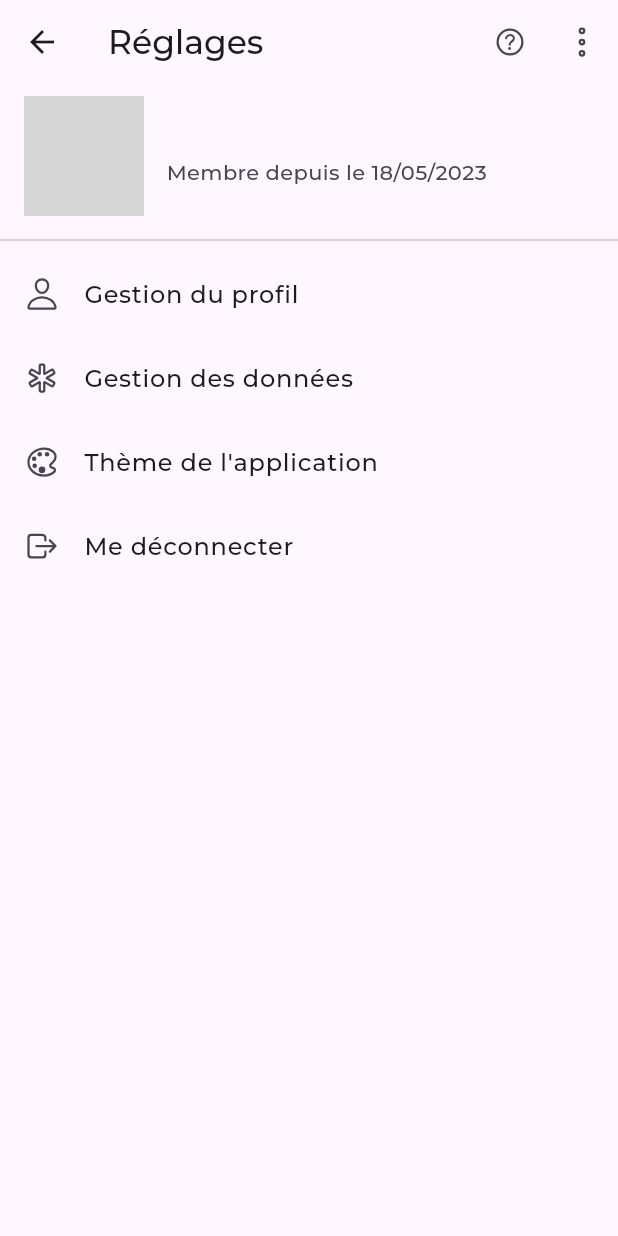
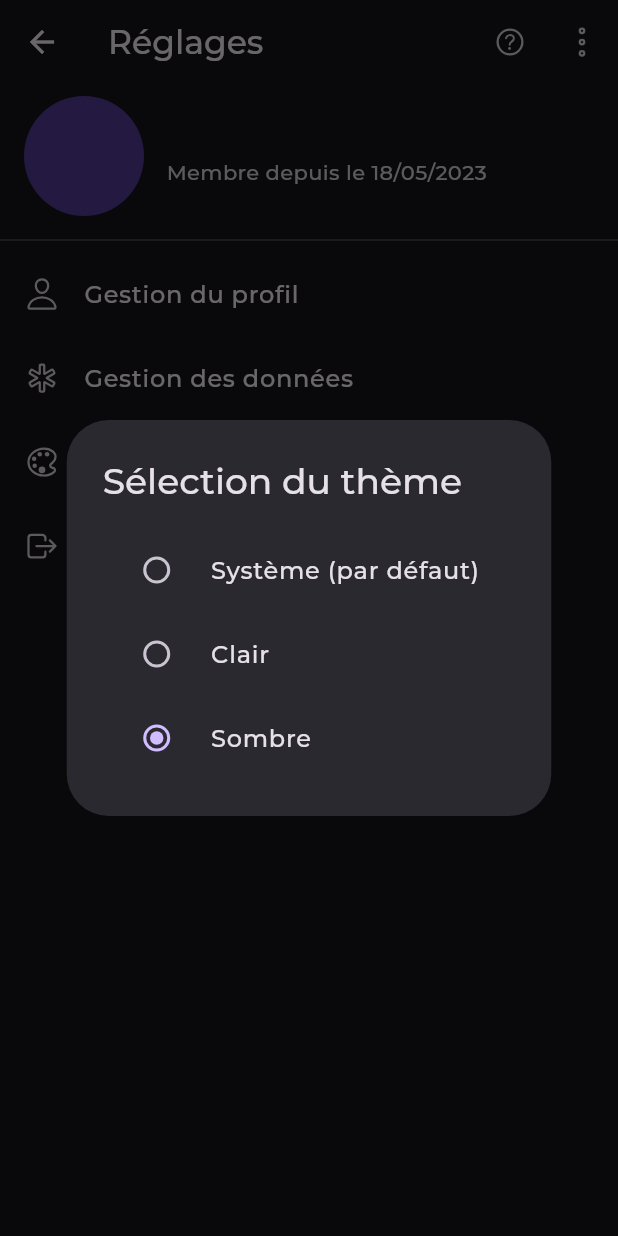
Before and after one commit to p1carats/morpheus-app, a Flutter app: the SettingsMainScreen screen opened directly, after a tap on an icon or button, on a phone screen of 412 x 824 dp. Run offline on Flutter 3.47's test engine with Material 2 defaults, Android fonts, the phone set to English and light mode, and no system bars; our stand-ins replace cloud_firestore, firebase_auth, firebase_core, go_router, ionicons, shared_preferences; missing offline and left inert: health; accounts and stored records are empty; network calls fail; grey boxes are pictures that could not be loaded.

Commit message:
y'a un thème qui marche............ j'en ai RÊVé...............

```diff
--- a/lib/main.dart
+++ b/lib/main.dart
@@ -5,6 +5,7 @@ import 'package:shared_preferences/shared_preferences.dart';
 import 'package:firebase_core/firebase_core.dart';
 import 'package:firebase_auth/firebase_auth.dart';
 
+import 'providers/theme_provider.dart';
 import 'providers/user_auth_provider.dart';
 import 'providers/user_data_provider.dart';
 import 'providers/dream_data_provider.dart';
@@ -30,6 +31,7 @@ void main() async {
   runApp(
     MultiProvider(
       providers: [
+        ChangeNotifierProvider(create: (_) => ThemeProvider()),
         ChangeNotifierProvider<UserAuthProvider>(
           create: (_) => UserAuthProvider(
               userAuthService:
--- /dev/null
+++ b/lib/providers/theme_provider.dart
@@ -0,0 +1,28 @@
+import 'package:flutter/material.dart';
+import 'package:shared_preferences/shared_preferences.dart';
+
+enum ThemeType { system, light, dark }
+
+class ThemeProvider extends ChangeNotifier {
+  ThemeType _themeType = ThemeType.system;
+
+  ThemeProvider() {
+    _loadThemeType();
+  }
+
+  ThemeType get themeType => _themeType;
+
+  void _loadThemeType() async {
+    SharedPreferences prefs = await SharedPreferences.getInstance();
+    int themeIndex = prefs.getInt('themeType') ?? 2;
+    _themeType = ThemeType.values[themeIndex];
+    notifyListeners();
+  }
+
+  void updateThemeType(ThemeType type) {
+    if (type != _themeType) {
+      _themeType = type;
+      notifyListeners();
+    }
+  }
+}
--- a/lib/ui/settings/settings_screen.dart
+++ b/lib/ui/settings/settings_screen.dart
@@ -4,6 +4,7 @@ import 'package:go_router/go_router.dart';
 import 'package:intl/intl.dart';
 import 'package:ionicons/ionicons.dart';
 
+import '../../providers/theme_provider.dart';
 import '../../providers/user_auth_provider.dart';
 
 class SettingsMainScreen extends StatefulWidget {
@@ -14,9 +15,16 @@ class SettingsMainScreen extends StatefulWidget {
 }
 
 class _SettingsMainScreenState extends State<SettingsMainScreen> {
+  final Map<ThemeType, String> themeTypeNames = {
+    ThemeType.light: 'Clair',
+    ThemeType.dark: 'Sombre',
+    ThemeType.system: 'Système (par défaut)',
+  };
+
   @override
   Widget build(BuildContext context) {
     final userAuthProvider = Provider.of<UserAuthProvider>(context);
+    final themeProvider = Provider.of<ThemeProvider>(context);
 
     Widget contentWidget = Container();
     if (userAuthProvider.user?.emailVerified == false) {
@@ -28,12 +36,9 @@ class _SettingsMainScreenState extends State<SettingsMainScreen> {
           child: Row(
             mainAxisAlignment: MainAxisAlignment.center,
             children: const [
-              Icon(Ionicons.warning_outline, color: Colors.white),
+              Icon(Ionicons.warning_outline),
               SizedBox(width: 8),
-              Text(
-                'Adresse mail non vérifiée !',
-                style: TextStyle(color: Colors.white),
-              ),
+              Text('Adresse mail non vérifiée !'),
             ],
           ),
         ),
@@ -101,7 +106,32 @@ class _SettingsMainScreenState extends State<SettingsMainScreen> {
           ListTile(
             leading: const Icon(Ionicons.color_palette_outline),
             title: const Text('Thème de l\'application'),
-            onTap: () {},
+            onTap: () {
+              showDialog(
+                context: context,
+                builder: (BuildContext context) {
+                  return AlertDialog(
+                    title: const Text('Sélection du thème'),
+                    content: Column(
+                      mainAxisSize: MainAxisSize.min,
+                      children: ThemeType.values.map((ThemeType themeType) {
+                        return RadioListTile<ThemeType>(
+                          title: Text(themeTypeNames[themeType]!),
+                          value: themeType,
+                          groupValue: themeProvider.themeType,
+                          onChanged: (ThemeType? value) {
+                            if (value != null) {
+                              themeProvider.updateThemeType(value);
+                              Navigator.of(context).pop();
+                            }
+                          },
+                        );
+                      }).toList(),
+                    ),
+                  );
+                },
+              );
+            },
           ),
           ListTile(
             leading: const Icon(Ionicons.log_out_outline),
```
Also changed, not shown: lib/app.dart (+27 -1 lines).
